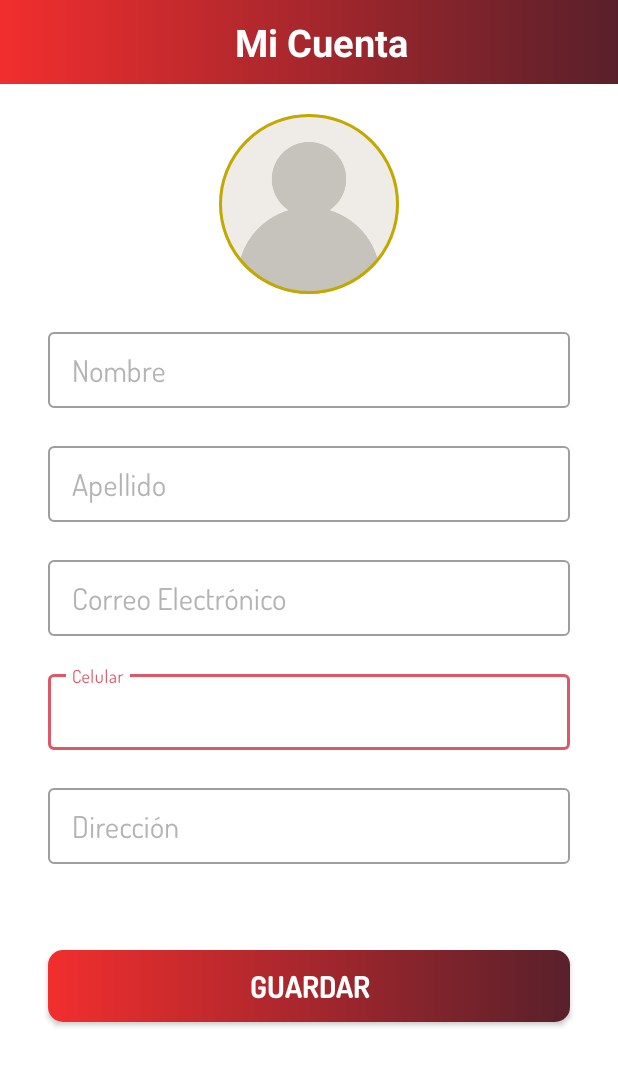
After one commit to danburitica/TiendaComicsApp, an Android app: the UserProfileActivity screen opened directly, with no data from a screen before it, on a phone screen of 412 x 824 dp. The commit adds this screen. Shown: the top 1066 px of the screen. Run offline under Robolectric (Android 15) with nearby library versions, the phone set to English and light mode, and no system bars; 3 statements that could not run were skipped.

Commit message:
Create User Profile activity

```diff
--- /dev/null
+++ b/app/src/main/res/drawable/app_gradient_color_background.xml
@@ -0,0 +1,12 @@
+<?xml version="1.0" encoding="utf-8"?>
+<shape xmlns:android="http://schemas.android.com/apk/res/android"
+    android:shape="rectangle">
+
+    <gradient
+        android:angle="360"
+        android:endColor="@color/colorThemeDarkRed"
+        android:startColor="@color/colorThemeLightRed"
+        android:type="linear"
+        />
+
+</shape>
--- /dev/null
+++ b/app/src/main/res/drawable/user_image_background.xml
@@ -0,0 +1,12 @@
+<?xml version="1.0" encoding="utf-8"?>
+<shape xmlns:android="http://schemas.android.com/apk/res/android"
+    android:shape="oval">
+
+    <stroke
+        android:width="2dp"
+        android:color="@color/secondaryDarkColor"/>
+
+    <size android:width="50dp"
+        android:height="50dp"/>
+
+</shape>
--- /dev/null
+++ b/app/src/main/res/layout/activity_user_profile.xml
@@ -0,0 +1,218 @@
+<?xml version="1.0" encoding="utf-8"?>
+<androidx.constraintlayout.widget.ConstraintLayout xmlns:android="http://schemas.android.com/apk/res/android"
+    xmlns:app="http://schemas.android.com/apk/res-auto"
+    xmlns:tools="http://schemas.android.com/tools"
+    android:layout_width="match_parent"
+    android:layout_height="match_parent"
+    tools:context=".ui.activities.UserProfileActivity">
+
+    <androidx.appcompat.widget.Toolbar
+        android:id="@+id/toolbar_user_profile_activity"
+        android:layout_width="match_parent"
+        android:layout_height="wrap_content"
+        android:background="@drawable/app_gradient_color_background"
+        app:layout_constraintEnd_toEndOf="parent"
+        app:layout_constraintStart_toStartOf="parent"
+        app:layout_constraintTop_toTopOf="parent">
+
+        <TextView
+            android:id="@+id/tv_title_user_profile"
+            android:layout_width="match_parent"
+            android:layout_height="match_parent"
+            android:gravity="center"
+            android:text="Mi Cuenta"
+            android:textColor="@color/white"
+            android:textSize="25sp"
+            android:textStyle="bold" />
+
+    </androidx.appcompat.widget.Toolbar>
+
+    <ScrollView
+        android:layout_width="match_parent"
+        android:layout_height="0dp"
+        android:fillViewport="true"
+        android:scrollbars="none"
+        app:layout_constraintBottom_toBottomOf="parent"
+        app:layout_constraintEnd_toEndOf="parent"
+        app:layout_constraintStart_toStartOf="parent"
+        app:layout_constraintTop_toBottomOf="@id/toolbar_user_profile_activity">
+
+        <androidx.constraintlayout.widget.ConstraintLayout
+            android:layout_width="match_parent"
+            android:layout_height="wrap_content">
+
+            <FrameLayout
+                android:id="@+id/fl_user_image"
+                android:layout_width="120dp"
+                android:layout_height="120dp"
+                android:layout_marginTop="20dp"
+                app:layout_constraintEnd_toEndOf="parent"
+                app:layout_constraintStart_toStartOf="parent"
+                app:layout_constraintTop_toTopOf="parent">
+
+                <ImageView
+                    android:id="@+id/iv_user_photo"
+                    android:layout_width="match_parent"
+                    android:layout_height="match_parent"
+                    android:contentDescription="user image"
+                    android:scaleType="fitXY"
+                    android:src="@drawable/ic_user_placeholder" />
+
+                <View
+                    android:layout_width="match_parent"
+                    android:layout_height="match_parent"
+                    android:background="@drawable/user_image_background" />
+            </FrameLayout>
+
+            <com.google.android.material.textfield.TextInputLayout
+                android:id="@+id/til_name_user_profile"
+                style="@style/Widget.MaterialComponents.TextInputLayout.OutlinedBox"
+                android:layout_width="match_parent"
+                android:layout_height="wrap_content"
+                android:layout_marginStart="32dp"
+                android:layout_marginTop="20dp"
+                android:layout_marginEnd="32dp"
+                android:hint="Nombre"
+                android:textColorHint="#B3B3B3"
+                app:layout_constraintEnd_toEndOf="parent"
+                app:layout_constraintStart_toStartOf="parent"
+                app:layout_constraintTop_toBottomOf="@id/fl_user_image">
+
+                <com.tiendacomics20.utils.TCEditText
+                    android:id="@+id/et_name_user_profile"
+                    android:layout_width="match_parent"
+                    android:layout_height="wrap_content"
+                    android:inputType="text"
+                    android:padding="12dp"
+                    android:textColor="@color/black"
+                    android:textSize="20sp"
+                    tools:ignore="SpeakableTextPresentCheck" />
+            </com.google.android.material.textfield.TextInputLayout>
+
+            <com.google.android.material.textfield.TextInputLayout
+                android:id="@+id/til_lastname_user_profile"
+                style="@style/Widget.MaterialComponents.TextInputLayout.OutlinedBox"
+                android:layout_width="match_parent"
+                android:layout_height="wrap_content"
+                android:layout_marginStart="32dp"
+                android:layout_marginTop="20dp"
+                android:layout_marginEnd="32dp"
+                android:hint="Apellido"
+                android:textColorHint="#B3B3B3"
+                app:layout_constraintEnd_toEndOf="parent"
+                app:layout_constraintStart_toStartOf="parent"
+                app:layout_constraintTop_toBottomOf="@id/til_name_user_profile">
+
+                <com.tiendacomics20.utils.TCEditText
+                    android:id="@+id/et_lastname_user_profile"
+                    android:layout_width="match_parent"
+                    android:layout_height="wrap_content"
+                    android:inputType="text"
+                    android:padding="12dp"
+                    android:textColor="@color/black"
+                    android:textSize="20sp"
+                    tools:ignore="SpeakableTextPresentCheck" />
+            </com.google.android.material.textfield.TextInputLayout>
+
+            <com.google.android.material.textfield.TextInputLayout
+                android:id="@+id/til_email_user_profile"
+                style="@style/Widget.MaterialComponents.TextInputLayout.OutlinedBox"
+                android:layout_width="match_parent"
+                android:layout_height="wrap_content"
+                android:layout_marginStart="32dp"
+                android:layout_marginTop="20dp"
+                android:layout_marginEnd="32dp"
+                android:hint="Correo Electrónico"
+                android:textColorHint="#B3B3B3"
+                app:layout_constraintEnd_toEndOf="parent"
+                app:layout_constraintStart_toStartOf="parent"
+                app:layout_constraintTop_toBottomOf="@id/til_lastname_user_profile">
+
+                <com.tiendacomics20.utils.TCEditText
+                    android:id="@+id/et_email_user_profile"
+                    android:layout_width="match_parent"
+                    android:layout_height="wrap_content"
+                    android:inputType="textEmailAddress"
+                    android:padding="12dp"
+                    android:textColor="@color/black"
+                    android:textSize="20sp"
+                    tools:ignore="SpeakableTextPresentCheck" />
+            </com.google.android.material.textfield.TextInputLayout>
+
+            <com.google.android.material.textfield.TextInputLayout
+                android:id="@+id/til_mobile_user_profile"
+                style="@style/Widget.MaterialComponents.TextInputLayout.OutlinedBox"
+                android:layout_width="match_parent"
+                android:layout_height="wrap_content"
+                android:layout_marginStart="32dp"
+                android:layout_marginTop="20dp"
+                android:layout_marginEnd="32dp"
+                android:hint="Celular"
+                android:textColorHint="#B3B3B3"
+                app:layout_constraintEnd_toEndOf="parent"
+                app:layout_constraintStart_toStartOf="parent"
+                app:layout_constraintTop_toBottomOf="@id/til_email_user_profile">
+
+                <com.tiendacomics20.utils.TCEditText
+                    android:id="@+id/et_mobile_user_profile"
+                    android:layout_width="match_parent"
+                    android:layout_height="wrap_content"
+                    android:inputType="phone"
+                    android:padding="12dp"
+                    android:textColor="@color/black"
+                    android:textSize="20sp"
+                    tools:ignore="SpeakableTextPresentCheck" />
+            </com.google.android.material.textfield.TextInputLayout>
+
+            <com.google.android.material.textfield.TextInputLayout
+                android:id="@+id/til_address_user_profile"
+                style="@style/Widget.MaterialComponents.TextInputLayout.OutlinedBox"
+                android:layout_width="match_parent"
+                android:layout_height="wrap_content"
+                android:layout_marginStart="32dp"
+                android:layout_marginTop="20dp"
+                android:layout_marginEnd="32dp"
+                android:hint="Dirección"
+                android:textColorHint="#B3B3B3"
+                app:layout_constraintEnd_toEndOf="parent"
+                app:layout_constraintStart_toStartOf="parent"
+                app:layout_constraintTop_toBottomOf="@id/til_mobile_user_profile">
+
+                <com.tiendacomics20.utils.TCEditText
+                    android:id="@+id/et_address_user_profile"
+                    android:layout_width="match_parent"
+                    android:layout_height="wrap_content"
+                    android:inputType="text"
+                    android:padding="12dp"
+                    android:textColor="@color/black"
+                    android:textSize="20sp"
+                    tools:ignore="SpeakableTextPresentCheck" />
+            </com.google.android.material.textfield.TextInputLayout>
+
+            <com.tiendacomics20.utils.TCButton
+                android:id="@+id/btn_save_user_profile"
+                android:layout_width="match_parent"
+                android:layout_height="wrap_content"
+                android:layout_marginStart="32dp"
+                android:layout_marginTop="35dp"
+                android:layout_marginEnd="32dp"
+                android:layout_marginBottom="121dp"
+                android:background="@drawable/button_background"
+                android:foreground="?attr/selectableItemBackground"
+                android:gravity="center"
+                android:paddingTop="10dp"
+                android:paddingBottom="10dp"
+                android:text="Guardar"
+                android:textColor="@android:color/white"
+                android:textSize="20sp"
+                app:layout_constraintBottom_toBottomOf="parent"
+                app:layout_constraintEnd_toEndOf="parent"
+                app:layout_constraintHorizontal_bias="0.0"
+                app:layout_constraintStart_toStartOf="parent"
+                app:layout_constraintTop_toBottomOf="@+id/til_address_user_profile" />
+
+        </androidx.constraintlayout.widget.ConstraintLayout>
+    </ScrollView>
+
+
+</androidx.constraintlayout.widget.ConstraintLayout>
```
Also changed, not shown: app/build.gradle (+7 -1 lines), app/src/main/AndroidManifest.xml (+10 -2 lines), app/src/main/java/com/tiendacomics20/firestore/FirestoreClass.kt (+27 -0 lines), app/src/main/java/com/tiendacomics20/models/User.kt (+7 -1 lines), app/src/main/java/com/tiendacomics20/ui/activities/LoginActivity.kt (+8 -1 lines), app/src/main/java/com/tiendacomics20/ui/activities/UserProfileActivity.kt (added, +178 -0 lines), app/src/main/java/com/tiendacomics20/utils/Constants.kt (+18 -0 lines), app/src/main/java/com/tiendacomics20/utils/GlideLoader.kt (added, +36 -0 lines), app/src/main/res/drawable/ic_user_placeholder.png (added).
